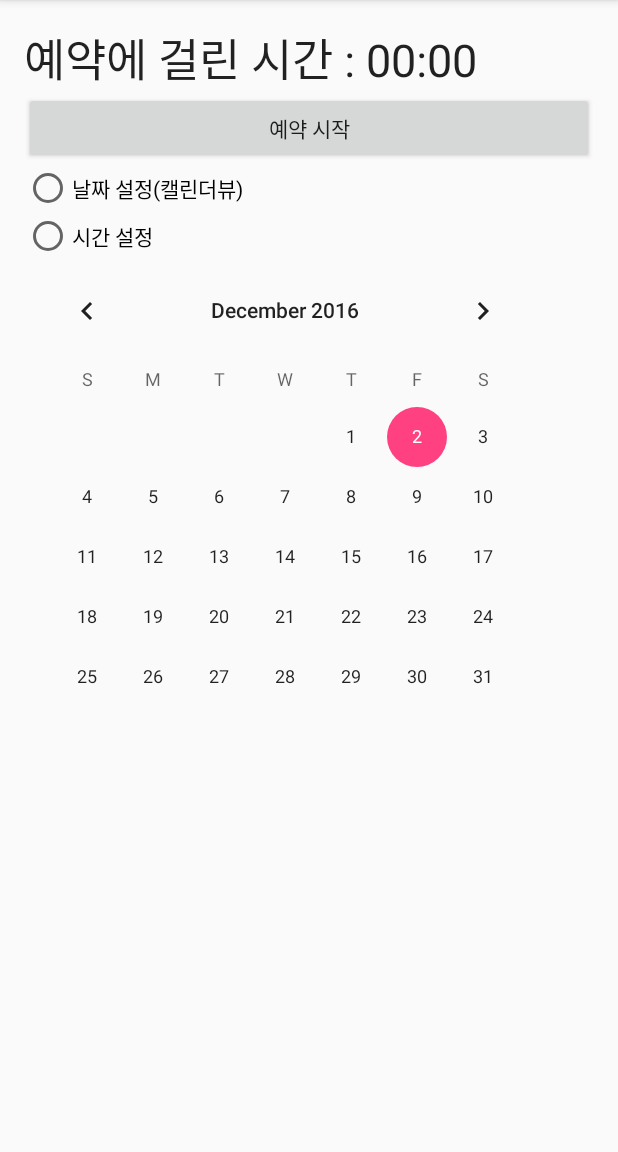
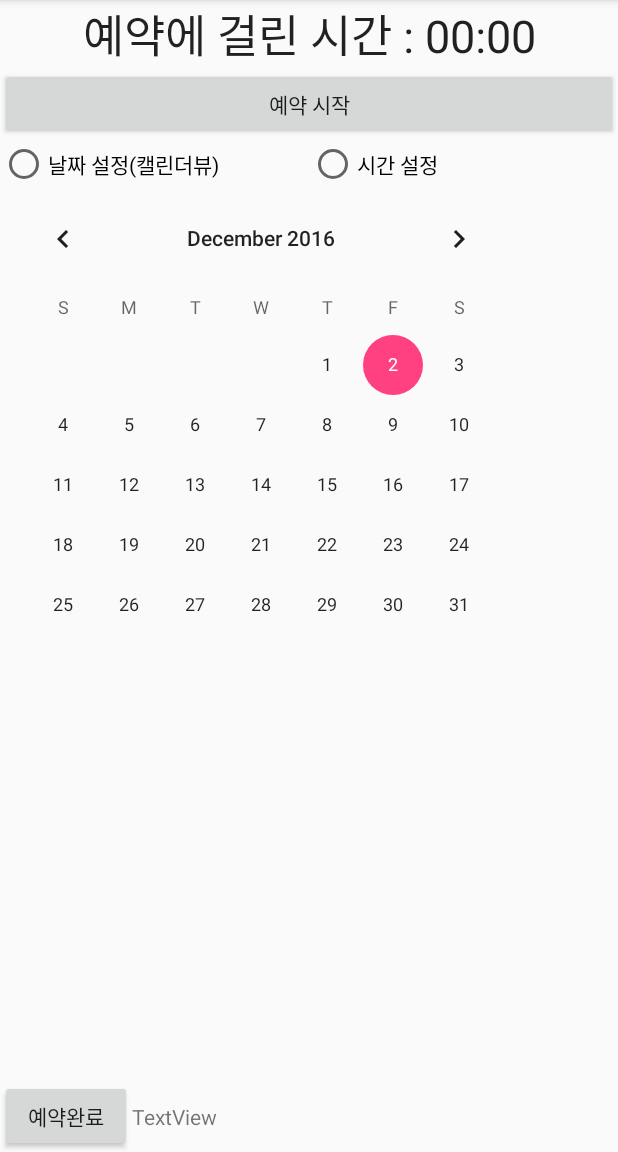
Before and after one commit to kingpyk/Android_161202, an Android app: the screen it shows after launch (MainActivity), on a phone screen of 412 x 824 dp, the part 84-1236 px from its top. Run offline under Robolectric (Android 15) with nearby library versions, the phone set to English and light mode, and no system bars.

Commit message:
1. 레이아웃 완성

```diff
--- a/app/src/main/res/layout/activity_main.xml
+++ b/app/src/main/res/layout/activity_main.xml
@@ -1,63 +1,78 @@
 <?xml version="1.0" encoding="utf-8"?>
-<LinearLayout
-    xmlns:android="http://schemas.android.com/apk/res/android"
+<LinearLayout xmlns:android="http://schemas.android.com/apk/res/android"
     xmlns:tools="http://schemas.android.com/tools"
-    android:orientation="vertical"
     android:id="@+id/activity_main"
     android:layout_width="match_parent"
     android:layout_height="match_parent"
-    android:paddingLeft="@dimen/activity_horizontal_margin"
-    android:paddingRight="@dimen/activity_horizontal_margin"
-    android:paddingTop="@dimen/activity_vertical_margin"
-    android:paddingBottom="@dimen/activity_vertical_margin"
+    android:orientation="vertical"
     tools:context="com.example.a403.a201344036watch.MainActivity">
 
-    <LinearLayout
-        android:orientation="vertical"
+    <Chronometer
+        android:id="@+id/chm1"
+        android:layout_width="match_parent"
+        android:layout_height="wrap_content"
+        android:format="예약에 걸린 시간 : %s"
+        android:gravity="center"
+        android:textSize="30dp" />
+
+    <Button
+        android:id="@+id/btn"
+        android:layout_width="match_parent"
+        android:layout_height="wrap_content"
+        android:text="예약 시작" />
+
+    <RadioGroup
+        android:orientation="horizontal"
         android:layout_width="match_parent"
         android:layout_height="wrap_content">
 
-        <Chronometer
+        <RadioButton
+            android:id="@+id/rbtn1"
             android:layout_width="match_parent"
             android:layout_height="wrap_content"
-            android:format="예약에 걸린 시간 : %s"
-            android:id="@+id/chronometer2"
-            android:textSize="30dp"/>
+            android:layout_weight="1"
+            android:text="날짜 설정(캘린더뷰)" />
 
-        <Button
-            android:text="예약 시작"
+        <RadioButton
+            android:id="@+id/rbtn2"
             android:layout_width="match_parent"
             android:layout_height="wrap_content"
-            android:id="@+id/btn" />
-
-        <RadioGroup
-            android:layout_width="match_parent"
-            android:layout_height="wrap_content" >
-
-            <RadioButton
-                android:text="날짜 설정(캘린더뷰)"
-                android:layout_width="match_parent"
-                android:layout_height="wrap_content"
-                android:id="@+id/rbtn1"
-                android:layout_weight="1" />
-
-            <RadioButton
-                android:text="시간 설정"
-                android:layout_width="match_parent"
-                android:layout_height="wrap_content"
-                android:id="@+id/rbtn2"
-                android:layout_weight="1" />
-        </RadioGroup>
-
-    </LinearLayout>
+            android:layout_weight="1"
+            android:text="시간 설정" />
+    </RadioGroup>
 
     <FrameLayout
         android:layout_width="match_parent"
-        android:layout_height="match_parent">
+        android:layout_height="match_parent"
+        android:layout_weight="1">
 
         <CalendarView
+            android:id="@+id/calendarView"
+            android:layout_width="wrap_content"
+            android:layout_height="wrap_content" />
+
+        <TimePicker
+            android:id="@+id/timePicker"
+            android:visibility="invisible"
+            android:layout_width="wrap_content"
+            android:layout_height="wrap_content" />
+    </FrameLayout>
+
+    <LinearLayout
+        android:layout_width="match_parent"
+        android:layout_height="wrap_content"
+        android:orientation="horizontal">
+
+        <Button
+            android:id="@+id/btn2"
             android:layout_width="wrap_content"
             android:layout_height="wrap_content"
-            android:id="@+id/calendarView" />
-    </FrameLayout>
+            android:text="예약완료" />
+
+        <TextView
+            android:id="@+id/tv1"
+            android:layout_width="wrap_content"
+            android:layout_height="wrap_content"
+            android:text="TextView" />
+    </LinearLayout>
 </LinearLayout>
```
